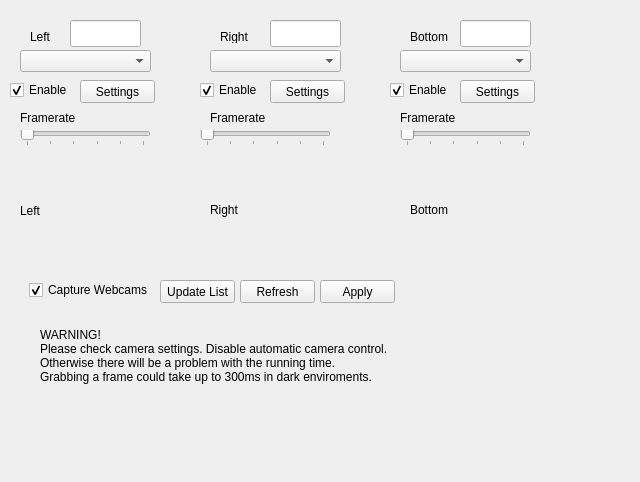
Old version of the form Hanse/Module_Webcams/form_webcams.ui in the repository iti-luebeck/HANSE2011.
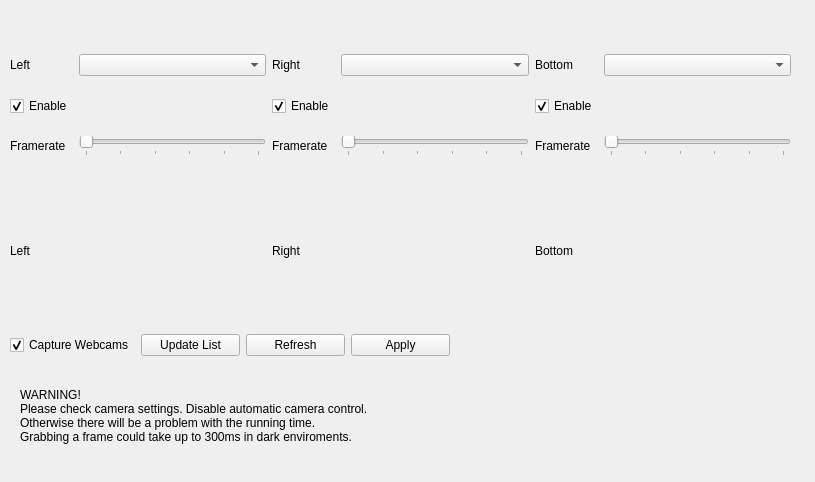
New version of the form.

Commit message: fixed some problem with the connection to webcams.

Diff of the .ui file:
```diff
--- a/Hanse/Module_Webcams/form_webcams.ui
+++ b/Hanse/Module_Webcams/form_webcams.ui
@@ -6,436 +6,18 @@
    <rect>
     <x>0</x>
     <y>0</y>
-    <width>640</width>
+    <width>815</width>
     <height>482</height>
    </rect>
   </property>
   <property name="windowTitle">
    <string>Form</string>
   </property>
-  <widget class="QComboBox" name="leftBox">
-   <property name="geometry">
-    <rect>
-     <x>20</x>
-     <y>50</y>
-     <width>131</width>
-     <height>22</height>
-    </rect>
-   </property>
-  </widget>
-  <widget class="QComboBox" name="rightBox">
-   <property name="geometry">
-    <rect>
-     <x>210</x>
-     <y>50</y>
-     <width>131</width>
-     <height>22</height>
-    </rect>
-   </property>
-  </widget>
-  <widget class="QComboBox" name="bottomBox">
-   <property name="geometry">
-    <rect>
-     <x>400</x>
-     <y>50</y>
-     <width>131</width>
-     <height>22</height>
-    </rect>
-   </property>
-  </widget>
-  <widget class="QLabel" name="label">
-   <property name="geometry">
-    <rect>
-     <x>30</x>
-     <y>30</y>
-     <width>46</width>
-     <height>13</height>
-    </rect>
-   </property>
-   <property name="text">
-    <string>Left</string>
-   </property>
-  </widget>
-  <widget class="QLabel" name="label_2">
-   <property name="geometry">
-    <rect>
-     <x>220</x>
-     <y>30</y>
-     <width>46</width>
-     <height>13</height>
-    </rect>
-   </property>
-   <property name="text">
-    <string>Right</string>
-   </property>
-  </widget>
-  <widget class="QLabel" name="label_3">
-   <property name="geometry">
-    <rect>
-     <x>410</x>
-     <y>30</y>
-     <width>46</width>
-     <height>13</height>
-    </rect>
-   </property>
-   <property name="text">
-    <string>Bottom</string>
-   </property>
-  </widget>
-  <widget class="QPushButton" name="applyButtn">
-   <property name="geometry">
-    <rect>
-     <x>320</x>
-     <y>280</y>
-     <width>75</width>
-     <height>23</height>
-    </rect>
-   </property>
-   <property name="text">
-    <string>Apply</string>
-   </property>
-  </widget>
-  <widget class="QLabel" name="leftLabel">
-   <property name="geometry">
-    <rect>
-     <x>20</x>
-     <y>150</y>
-     <width>141</width>
-     <height>121</height>
-    </rect>
-   </property>
-   <property name="text">
-    <string>Left</string>
-   </property>
-   <property name="scaledContents">
-    <bool>true</bool>
-   </property>
-  </widget>
-  <widget class="QLabel" name="rightLabel">
-   <property name="geometry">
-    <rect>
-     <x>210</x>
-     <y>150</y>
-     <width>160</width>
-     <height>120</height>
-    </rect>
-   </property>
-   <property name="text">
-    <string>Right</string>
-   </property>
-   <property name="scaledContents">
-    <bool>true</bool>
-   </property>
-  </widget>
-  <widget class="QLabel" name="bottomLabel">
-   <property name="geometry">
-    <rect>
-     <x>410</x>
-     <y>150</y>
-     <width>160</width>
-     <height>120</height>
-    </rect>
-   </property>
-   <property name="text">
-    <string>Bottom</string>
-   </property>
-   <property name="scaledContents">
-    <bool>true</bool>
-   </property>
-  </widget>
-  <widget class="QPushButton" name="refreshButton">
-   <property name="geometry">
-    <rect>
-     <x>240</x>
-     <y>280</y>
-     <width>75</width>
-     <height>23</height>
-    </rect>
-   </property>
-   <property name="text">
-    <string>Refresh</string>
-   </property>
-  </widget>
-  <widget class="QPushButton" name="updateListButton">
-   <property name="geometry">
-    <rect>
-     <x>160</x>
-     <y>280</y>
-     <width>75</width>
-     <height>23</height>
-    </rect>
-   </property>
-   <property name="text">
-    <string>Update List</string>
-   </property>
-  </widget>
-  <widget class="QCheckBox" name="checkBox">
-   <property name="geometry">
-    <rect>
-     <x>29</x>
-     <y>280</y>
-     <width>121</width>
-     <height>20</height>
-    </rect>
-   </property>
-   <property name="text">
-    <string>Capture Webcams</string>
-   </property>
-   <property name="checked">
-    <bool>true</bool>
-   </property>
-  </widget>
-  <widget class="QPushButton" name="leftSettingsButton">
-   <property name="geometry">
-    <rect>
-     <x>80</x>
-     <y>80</y>
-     <width>75</width>
-     <height>23</height>
-    </rect>
-   </property>
-   <property name="text">
-    <string>Settings</string>
-   </property>
-  </widget>
-  <widget class="QPushButton" name="bottomSettingsButton">
-   <property name="geometry">
-    <rect>
-     <x>460</x>
-     <y>80</y>
-     <width>75</width>
-     <height>23</height>
-    </rect>
-   </property>
-   <property name="text">
-    <string>Settings</string>
-   </property>
-  </widget>
-  <widget class="QPushButton" name="rightSettingsButton">
-   <property name="geometry">
-    <rect>
-     <x>270</x>
-     <y>80</y>
-     <width>75</width>
-     <height>23</height>
-    </rect>
-   </property>
-   <property name="text">
-    <string>Settings</string>
-   </property>
-  </widget>
-  <widget class="QCheckBox" name="leftConnectCheckBox">
-   <property name="geometry">
-    <rect>
-     <x>10</x>
-     <y>80</y>
-     <width>61</width>
-     <height>20</height>
-    </rect>
-   </property>
-   <property name="text">
-    <string>Enable</string>
-   </property>
-   <property name="checked">
-    <bool>true</bool>
-   </property>
-  </widget>
-  <widget class="QCheckBox" name="rightConnectCheckBox">
-   <property name="geometry">
-    <rect>
-     <x>200</x>
-     <y>80</y>
-     <width>61</width>
-     <height>20</height>
-    </rect>
-   </property>
-   <property name="text">
-    <string>Enable</string>
-   </property>
-   <property name="checked">
-    <bool>true</bool>
-   </property>
-  </widget>
-  <widget class="QCheckBox" name="bottomConnectCheckBox">
-   <property name="geometry">
-    <rect>
-     <x>390</x>
-     <y>80</y>
-     <width>61</width>
-     <height>20</height>
-    </rect>
-   </property>
-   <property name="text">
-    <string>Enable</string>
-   </property>
-   <property name="checked">
-    <bool>true</bool>
-   </property>
-  </widget>
-  <widget class="QSlider" name="leftFrameRateSlider">
-   <property name="geometry">
-    <rect>
-     <x>20</x>
-     <y>130</y>
-     <width>131</width>
-     <height>16</height>
-    </rect>
-   </property>
-   <property name="minimum">
-    <number>1</number>
-   </property>
-   <property name="maximum">
-    <number>6</number>
-   </property>
-   <property name="singleStep">
-    <number>1</number>
-   </property>
-   <property name="pageStep">
-    <number>1</number>
-   </property>
-   <property name="tracking">
-    <bool>true</bool>
-   </property>
-   <property name="orientation">
-    <enum>Qt::Horizontal</enum>
-   </property>
-   <property name="invertedAppearance">
-    <bool>false</bool>
-   </property>
-   <property name="invertedControls">
-    <bool>false</bool>
-   </property>
-   <property name="tickPosition">
-    <enum>QSlider::TicksBelow</enum>
-   </property>
-   <property name="tickInterval">
-    <number>1</number>
-   </property>
-  </widget>
-  <widget class="QSlider" name="rightFrameRateSlider">
-   <property name="geometry">
-    <rect>
-     <x>200</x>
-     <y>130</y>
-     <width>131</width>
-     <height>16</height>
-    </rect>
-   </property>
-   <property name="minimum">
-    <number>1</number>
-   </property>
-   <property name="maximum">
-    <number>6</number>
-   </property>
-   <property name="singleStep">
-    <number>1</number>
-   </property>
-   <property name="pageStep">
-    <number>1</number>
-   </property>
-   <property name="tracking">
-    <bool>true</bool>
-   </property>
-   <property name="orientation">
-    <enum>Qt::Horizontal</enum>
-   </property>
-   <property name="invertedAppearance">
-    <bool>false</bool>
-   </property>
-   <property name="invertedControls">
-    <bool>false</bool>
-   </property>
-   <property name="tickPosition">
-    <enum>QSlider::TicksBelow</enum>
-   </property>
-   <property name="tickInterval">
-    <number>1</number>
-   </property>
-  </widget>
-  <widget class="QSlider" name="bottomFrameRateSlider">
-   <property name="geometry">
-    <rect>
-     <x>400</x>
-     <y>130</y>
-     <width>131</width>
-     <height>16</height>
-    </rect>
-   </property>
-   <property name="minimum">
-    <number>1</number>
-   </property>
-   <property name="maximum">
-    <number>6</number>
-   </property>
-   <property name="singleStep">
-    <number>1</number>
-   </property>
-   <property name="pageStep">
-    <number>1</number>
-   </property>
-   <property name="tracking">
-    <bool>true</bool>
-   </property>
-   <property name="orientation">
-    <enum>Qt::Horizontal</enum>
-   </property>
-   <property name="invertedAppearance">
-    <bool>false</bool>
-   </property>
-   <property name="invertedControls">
-    <bool>false</bool>
-   </property>
-   <property name="tickPosition">
-    <enum>QSlider::TicksBelow</enum>
-   </property>
-   <property name="tickInterval">
-    <number>1</number>
-   </property>
-  </widget>
-  <widget class="QLabel" name="leftFramerateLabel">
-   <property name="geometry">
-    <rect>
-     <x>20</x>
-     <y>110</y>
-     <width>131</width>
-     <height>16</height>
-    </rect>
-   </property>
-   <property name="text">
-    <string>Framerate</string>
-   </property>
-  </widget>
-  <widget class="QLabel" name="rightFramerateLabel">
-   <property name="geometry">
-    <rect>
-     <x>210</x>
-     <y>110</y>
-     <width>121</width>
-     <height>16</height>
-    </rect>
-   </property>
-   <property name="text">
-    <string>Framerate</string>
-   </property>
-  </widget>
-  <widget class="QLabel" name="bottomFramerateLabel">
-   <property name="geometry">
-    <rect>
-     <x>400</x>
-     <y>110</y>
-     <width>121</width>
-     <height>16</height>
-    </rect>
-   </property>
-   <property name="text">
-    <string>Framerate</string>
-   </property>
-  </widget>
   <widget class="QLabel" name="label_4">
    <property name="geometry">
     <rect>
-     <x>40</x>
-     <y>310</y>
+     <x>20</x>
+     <y>370</y>
      <width>491</width>
      <height>91</height>
     </rect>
@@ -447,35 +29,306 @@
 Grabbing a frame could take up to 300ms in dark enviroments.</string>
    </property>
   </widget>
-  <widget class="QLineEdit" name="leftCamID">
+  <widget class="QWidget" name="gridLayoutWidget">
    <property name="geometry">
     <rect>
-     <x>70</x>
-     <y>20</y>
-     <width>71</width>
-     <height>27</height>
+     <x>10</x>
+     <y>40</y>
+     <width>781</width>
+     <height>131</height>
     </rect>
    </property>
+   <layout class="QGridLayout" name="gridLayout">
+    <item row="0" column="0">
+     <widget class="QLabel" name="label">
+      <property name="text">
+       <string>Left</string>
+      </property>
+     </widget>
+    </item>
+    <item row="1" column="0">
+     <widget class="QCheckBox" name="leftConnectCheckBox">
+      <property name="text">
+       <string>Enable</string>
+      </property>
+      <property name="checked">
+       <bool>true</bool>
+      </property>
+     </widget>
+    </item>
+    <item row="2" column="0">
+     <widget class="QLabel" name="leftFramerateLabel">
+      <property name="text">
+       <string>Framerate</string>
+      </property>
+     </widget>
+    </item>
+    <item row="2" column="1">
+     <widget class="QSlider" name="leftFrameRateSlider">
+      <property name="minimum">
+       <number>1</number>
+      </property>
+      <property name="maximum">
+       <number>6</number>
+      </property>
+      <property name="singleStep">
+       <number>1</number>
+      </property>
+      <property name="pageStep">
+       <number>1</number>
+      </property>
+      <property name="tracking">
+       <bool>true</bool>
+      </property>
+      <property name="orientation">
+       <enum>Qt::Horizontal</enum>
+      </property>
+      <property name="invertedAppearance">
+       <bool>false</bool>
+      </property>
+      <property name="invertedControls">
+       <bool>false</bool>
+      </property>
+      <property name="tickPosition">
+       <enum>QSlider::TicksBelow</enum>
+      </property>
+      <property name="tickInterval">
+       <number>1</number>
+      </property>
+     </widget>
+    </item>
+    <item row="0" column="2">
+     <widget class="QLabel" name="label_2">
+      <property name="text">
+       <string>Right</string>
+      </property>
+     </widget>
+    </item>
+    <item row="1" column="2">
+     <widget class="QCheckBox" name="rightConnectCheckBox">
+      <property name="text">
+       <string>Enable</string>
+      </property>
+      <property name="checked">
+       <bool>true</bool>
+      </property>
+     </widget>
+    </item>
+    <item row="2" column="2">
+     <widget class="QLabel" name="rightFramerateLabel">
+      <property name="text">
+       <string>Framerate</string>
+      </property>
+     </widget>
+    </item>
+    <item row="2" column="3">
+     <widget class="QSlider" name="rightFrameRateSlider">
+      <property name="minimum">
+       <number>1</number>
+      </property>
+      <property name="maximum">
+       <number>6</number>
+      </property>
+      <property name="singleStep">
+       <number>1</number>
+      </property>
+      <property name="pageStep">
+       <number>1</number>
+      </property>
+      <property name="tracking">
+       <bool>true</bool>
+      </property>
+      <property name="orientation">
+       <enum>Qt::Horizontal</enum>
+      </property>
+      <property name="invertedAppearance">
+       <bool>false</bool>
+      </property>
+      <property name="invertedControls">
+       <bool>false</bool>
+      </property>
+      <property name="tickPosition">
+       <enum>QSlider::TicksBelow</enum>
+      </property>
+      <property name="tickInterval">
+       <number>1</number>
+      </property>
+     </widget>
+    </item>
+    <item row="0" column="4">
+     <widget class="QLabel" name="label_3">
+      <property name="text">
+       <string>Bottom</string>
+      </property>
+     </widget>
+    </item>
+    <item row="1" column="4">
+     <widget class="QCheckBox" name="bottomConnectCheckBox">
+      <property name="text">
+       <string>Enable</string>
+      </property>
+      <property name="checked">
+       <bool>true</bool>
+      </property>
+     </widget>
+    </item>
+    <item row="2" column="4">
+     <widget class="QLabel" name="bottomFramerateLabel">
+      <property name="text">
+       <string>Framerate</string>
+      </property>
+     </widget>
+    </item>
+    <item row="2" column="5">
+     <widget class="QSlider" name="bottomFrameRateSlider">
+      <property name="minimum">
+       <number>1</number>
+      </property>
+      <property name="maximum">
+       <number>6</number>
+      </property>
+      <property name="singleStep">
+       <number>1</number>
+      </property>
+      <property name="pageStep">
+       <number>1</number>
+      </property>
+      <property name="tracking">
+       <bool>true</bool>
+      </property>
+      <property name="orientation">
+       <enum>Qt::Horizontal</enum>
+      </property>
+      <property name="invertedAppearance">
+       <bool>false</bool>
+      </property>
+      <property name="invertedControls">
+       <bool>false</bool>
+      </property>
+      <property name="tickPosition">
+       <enum>QSlider::TicksBelow</enum>
+      </property>
+      <property name="tickInterval">
+       <number>1</number>
+      </property>
+     </widget>
+    </item>
+    <item row="0" column="1">
+     <widget class="QComboBox" name="leftBox"/>
+    </item>
+    <item row="0" column="3">
+     <widget class="QComboBox" name="rightBox"/>
+    </item>
+    <item row="0" column="5">
+     <widget class="QComboBox" name="bottomBox"/>
+    </item>
+    <item row="1" column="1">
+     <widget class="QLabel" name="leftErrorLabel">
+      <property name="text">
+       <string/>
+      </property>
+     </widget>
+    </item>
+    <item row="1" column="3">
+     <widget class="QLabel" name="rightErrorLabel">
+      <property name="text">
+       <string/>
+      </property>
+     </widget>
+    </item>
+    <item row="1" column="5">
+     <widget class="QLabel" name="bottomErrorLabel">
+      <property name="text">
+       <string/>
+      </property>
+     </widget>
+    </item>
+   </layout>
   </widget>
-  <widget class="QLineEdit" name="rightCamID">
+  <widget class="QWidget" name="horizontalLayoutWidget">
    <property name="geometry">
     <rect>
-     <x>270</x>
-     <y>20</y>
-     <width>71</width>
-     <height>27</height>
+     <x>10</x>
+     <y>330</y>
+     <width>440</width>
+     <height>31</height>
     </rect>
    </property>
+   <layout class="QHBoxLayout" name="horizontalLayout">
+    <item>
+     <widget class="QCheckBox" name="checkBox">
+      <property name="text">
+       <string>Capture Webcams</string>
+      </property>
+      <property name="checked">
+       <bool>true</bool>
+      </property>
+     </widget>
+    </item>
+    <item>
+     <widget class="QPushButton" name="updateListButton">
+      <property name="text">
+       <string>Update List</string>
+      </property>
+     </widget>
+    </item>
+    <item>
+     <widget class="QPushButton" name="refreshButton">
+      <property name="text">
+       <string>Refresh</string>
+      </property>
+     </widget>
+    </item>
+    <item>
+     <widget class="QPushButton" name="applyButtn">
+      <property name="text">
+       <string>Apply</string>
+      </property>
+     </widget>
+    </item>
+   </layout>
   </widget>
-  <widget class="QLineEdit" name="bottomCamID">
+  <widget class="QWidget" name="horizontalLayoutWidget_2">
    <property name="geometry">
     <rect>
-     <x>460</x>
-     <y>20</y>
-     <width>71</width>
-     <height>27</height>
+     <x>10</x>
+     <y>180</y>
+     <width>781</width>
+     <height>141</height>
     </rect>
    </property>
+   <layout class="QHBoxLayout" name="horizontalLayout_2">
+    <item>
+     <widget class="QLabel" name="leftLabel">
+      <property name="text">
+       <string>Left</string>
+      </property>
+      <property name="scaledContents">
+       <bool>true</bool>
+      </property>
+     </widget>
+    </item>
+    <item>
+     <widget class="QLabel" name="rightLabel">
+      <property name="text">
+       <string>Right</string>
+      </property>
+      <property name="scaledContents">
+       <bool>true</bool>
+      </property>
+     </widget>
+    </item>
+    <item>
+     <widget class="QLabel" name="bottomLabel">
+      <property name="text">
+       <string>Bottom</string>
+      </property>
+      <property name="scaledContents">
+       <bool>true</bool>
+      </property>
+     </widget>
+    </item>
+   </layout>
   </widget>
  </widget>
  <resources/>
```
The commit also changes 4 other files.
